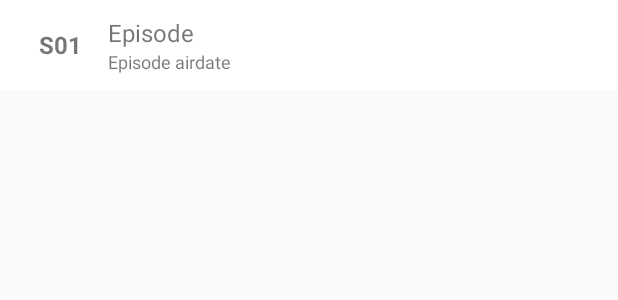
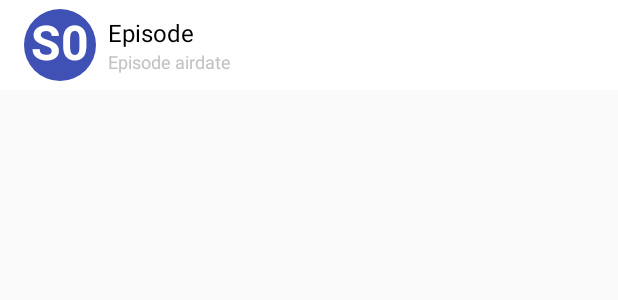
Before and after one commit to bigyo4u85/SeriesCruncher, an Android app: the layout episode_list_item.xml on its own in the app's theme, with its tools: preview values and no code run, on a phone screen of 412 x 824 dp. Shown: the top 300 px of the screen. Run offline under Robolectric (Android 15) with nearby library versions, the phone set to English and light mode, and no system bars.

Commit message:
Color provider extended with secondary background and text color. Episode list items on details screen uses primary (season) and secondary (episode) coloring.

```diff
--- a/SeriesCruncher/app/src/main/java/com/balazs_csernai/seriescruncher/utils/converter/EpisodeListConverter.java
+++ b/SeriesCruncher/app/src/main/java/com/balazs_csernai/seriescruncher/utils/converter/EpisodeListConverter.java
@@ -37,7 +37,7 @@ public class EpisodeListConverter implements ModelConverter<EpisodeListModel, Se
                 items.add(new EpisodeListItemEntity()
                         .setEpisode(false)
                         .setExpanded(false)
-                        .setEpisodeNumber(String.format("S%02d", episodeModel.getSeasonNumber())));
+                        .setEpisodeNumber(String.format("%02d", episodeModel.getSeasonNumber())));
 
                 currentSeason = episodeModel.getSeasonNumber();
 
--- a/SeriesCruncher/app/src/main/java/com/balazs_csernai/seriescruncher/utils/converter/EpisodeListItemConverter.java
+++ b/SeriesCruncher/app/src/main/java/com/balazs_csernai/seriescruncher/utils/converter/EpisodeListItemConverter.java
@@ -22,7 +22,7 @@ public class EpisodeListItemConverter implements ModelConverter<EpisodeListItemM
         return new EpisodeListItemEntity()
                 .setEpisode(true)
                 .setExpanded(false)
-                .setEpisodeNumber(String.format("E%02d", episodeModel.getEpisodeNumber()))
+                .setEpisodeNumber(String.format("%02d", episodeModel.getEpisodeNumber()))
                 .setTitle(episodeModel.getTitle())
                 .setAirDate(episodeModel.getAirDate());
     }
--- /dev/null
+++ b/SeriesCruncher/app/src/main/res/drawable/circular_background.xml
@@ -0,0 +1,9 @@
+<?xml version="1.0" encoding="utf-8"?>
+<shape xmlns:android="http://schemas.android.com/apk/res/android"
+    android:shape="oval">
+    <size
+        android:width="@dimen/size_thumbnail_normal"
+        android:height="@dimen/size_thumbnail_normal" />
+
+    <solid android:color="@color/colorPrimary" />
+</shape>
--- a/SeriesCruncher/app/src/main/res/layout/activity_series_details.xml
+++ b/SeriesCruncher/app/src/main/res/layout/activity_series_details.xml
@@ -8,7 +8,7 @@
     <com.balazs_csernai.seriescruncher.utils.ui.SmartAppBarLayout
         android:id="@+id/appbar"
         android:layout_width="match_parent"
-        android:layout_height="400dp"
+        android:layout_height="@dimen/details_header_height"
         android:background="@android:color/transparent"
         android:fitsSystemWindows="true"
         android:theme="@style/ThemeOverlay.AppCompat.Dark.ActionBar">
@@ -38,7 +38,7 @@
                     android:id="@+id/poster"
                     android:layout_width="match_parent"
                     android:layout_height="match_parent"
-                    android:layout_margin="32dp"
+                    android:layout_margin="@dimen/spacing_quadruple"
                     android:scaleType="fitCenter" />
             </RelativeLayout>
 
@@ -55,7 +55,7 @@
                     android:layout_height="wrap_content"
                     android:alpha="0"
                     android:textIsSelectable="true"
-                    android:textSize="18sp" />
+                    android:textSize="@dimen/toolbar_text" />
 
             </android.support.v7.widget.Toolbar>
         </android.support.design.widget.CollapsingToolbarLayout>
--- a/SeriesCruncher/app/src/main/res/layout/episode_list_item.xml
+++ b/SeriesCruncher/app/src/main/res/layout/episode_list_item.xml
@@ -2,36 +2,38 @@
 <LinearLayout xmlns:android="http://schemas.android.com/apk/res/android"
     xmlns:tools="http://schemas.android.com/tools"
     android:layout_width="match_parent"
-    android:layout_height="60dp"
+    android:layout_height="@dimen/list_item_height_two_lined_small"
     android:background="@android:color/white"
     android:orientation="horizontal"
-    android:paddingLeft="16dp"
-    android:paddingRight="16dp">
+    android:paddingLeft="@dimen/spacing_double"
+    android:paddingRight="@dimen/spacing_double">
 
     <TextView
         android:id="@+id/episode_number"
-        android:layout_width="48dp"
-        android:layout_height="48dp"
-        android:layout_marginRight="8dp"
-        android:background="@android:color/transparent"
+        android:layout_width="@dimen/size_thumbnail_normal"
+        android:layout_height="@dimen/size_thumbnail_normal"
         android:layout_gravity="center_vertical"
+        android:layout_marginRight="@dimen/spacing_simple"
+        android:background="@drawable/circular_background"
         android:gravity="center"
-        android:textSize="16sp"
+        android:textColor="@color/white"
+        android:textSize="@dimen/list_item_text_thumbnail"
         android:textStyle="bold"
         tools:text="S01" />
 
     <LinearLayout
         android:layout_width="wrap_content"
         android:layout_height="wrap_content"
-        android:orientation="vertical"
-        android:layout_gravity="center_vertical">
+        android:layout_gravity="center_vertical"
+        android:orientation="vertical">
 
         <TextView
             android:id="@+id/episode_title"
             android:layout_width="match_parent"
             android:layout_height="wrap_content"
             android:background="@android:color/transparent"
-            android:textSize="16sp"
+            android:textColor="@color/black"
+            android:textSize="@dimen/list_item_text_main"
             tools:text="Episode title" />
 
         <TextView
@@ -39,10 +41,9 @@
             android:layout_width="wrap_content"
             android:layout_height="wrap_content"
             android:background="@android:color/transparent"
-            android:textSize="12sp"
+            android:textColor="@color/gray"
+            android:textSize="@dimen/list_item_text_supplementary"
             tools:text="Episode airdate" />
     </LinearLayout>
 
-
-
 </LinearLayout>
--- a/SeriesCruncher/app/src/main/res/values/dimens.xml
+++ b/SeriesCruncher/app/src/main/res/values/dimens.xml
@@ -1,7 +1,24 @@
 <resources>
-    <!-- Default screen margins, per the Android Design guidelines. -->
+    <!-- Spacing -->
     <dimen name="spacing_simple">8dp</dimen>
     <dimen name="spacing_double">16dp</dimen>
     <dimen name="spacing_triple">24dp</dimen>
     <dimen name="spacing_quadruple">32dp</dimen>
+
+    <!-- View components -->
+    <dimen name="size_thumbnail_small">32dp</dimen>
+    <dimen name="size_thumbnail_normal">48dp</dimen>
+    <dimen name="size_thumbnail_big">72dp</dimen>
+    <dimen name="list_item_height_two_lined_small">60dp</dimen>
+    <dimen name="list_item_height_two_lined_normal">72dp</dimen>
+
+    <!-- Text -->
+    <dimen name="toolbar_text">18sp</dimen>
+    <dimen name="list_item_text_thumbnail">32sp</dimen>
+    <dimen name="list_item_text_main">16sp</dimen>
+    <dimen name="list_item_text_supplementary">12sp</dimen>
+
+    <!-- Screen -->
+    <dimen name="details_header_height">400dp</dimen>
+
 </resources>
```
Also changed, not shown: SeriesCruncher/app/src/main/java/com/balazs_csernai/seriescruncher/seriesdetails/model/poster/PosterEntity.java (+29 -9 lines), SeriesCruncher/app/src/main/java/com/balazs_csernai/seriescruncher/seriesdetails/model/poster/PosterModel.java (+6 -2 lines), SeriesCruncher/app/src/main/java/com/balazs_csernai/seriescruncher/seriesdetails/presenter/SeriesDetailsPresenterImpl.java (+8 -3 lines), SeriesCruncher/app/src/main/java/com/balazs_csernai/seriescruncher/seriesdetails/request/PosterRequest.java (+7 -5 lines), SeriesCruncher/app/src/main/java/com/balazs_csernai/seriescruncher/seriesdetails/ui/EpisodeAdapter.java (+23 -0 lines), SeriesCruncher/app/src/main/java/com/balazs_csernai/seriescruncher/seriesdetails/ui/SeriesDetailsScreen.java (+6 -2 lines), SeriesCruncher/app/src/main/java/com/balazs_csernai/seriescruncher/seriesdetails/ui/SeriesDetailsScreenImpl.java (+14 -2 lines), SeriesCruncher/app/src/main/java/com/balazs_csernai/seriescruncher/utils/color/ColorProvider.java (+8 -2 lines), SeriesCruncher/app/src/main/java/com/balazs_csernai/seriescruncher/utils/color/ColorProviderImpl.java (+55 -20 lines).
